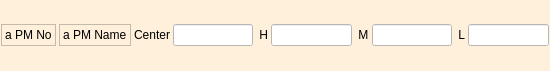
Old version of the form PMLine.ui in the repository mtab3/xafsm2.
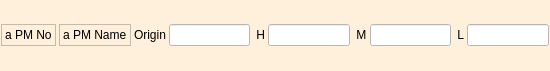
New version of the form.

```diff
--- a/PMLine.ui
+++ b/PMLine.ui
@@ -67,7 +67,7 @@
    <item row="0" column="2">
     <widget class="QLabel" name="label_3">
      <property name="text">
-      <string>Center</string>
+      <string>Origin</string>
      </property>
     </widget>
    </item>
```
Left out of the diff: 12 changed lines with no effect on the pictures.
